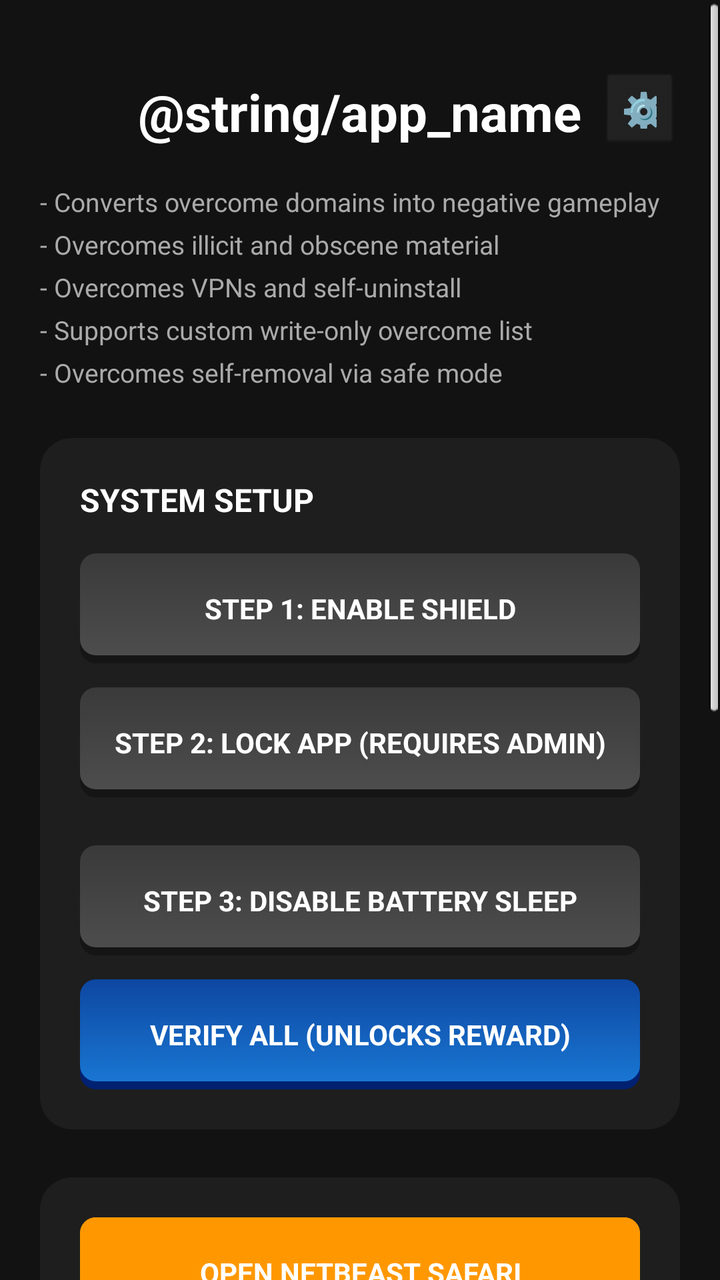
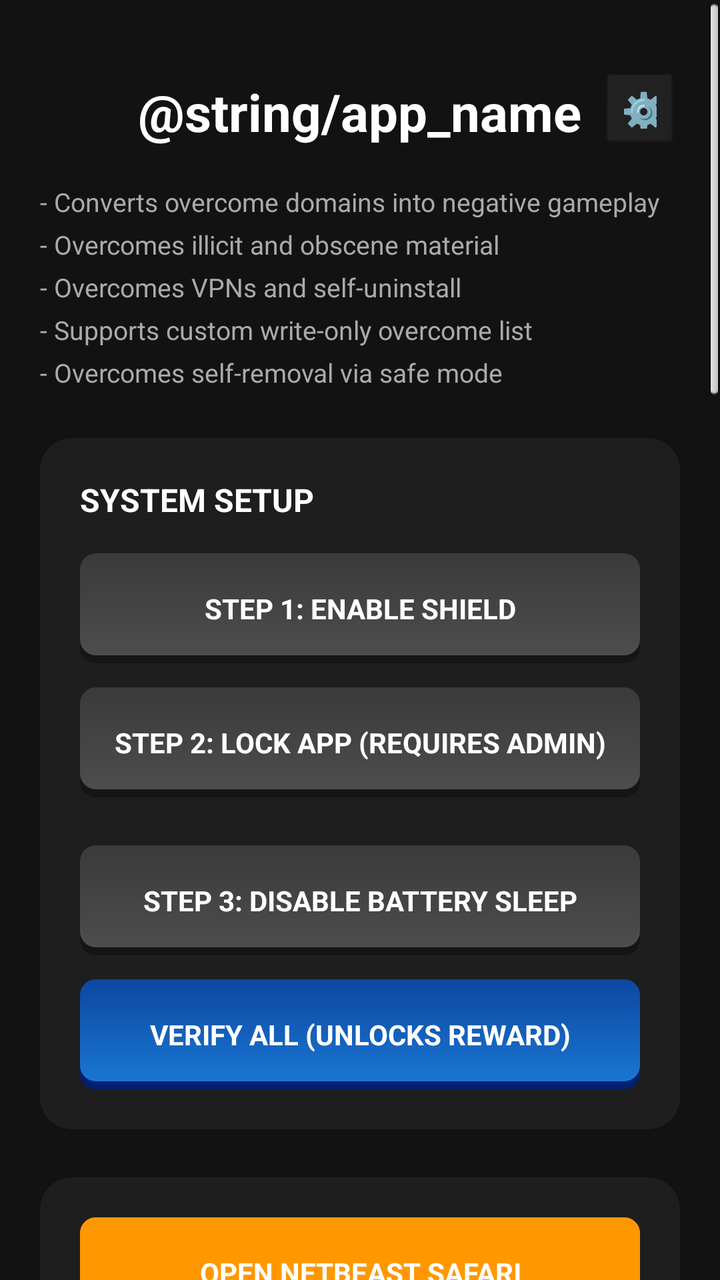

An Android layout rendered at two revisions. The XML below is the earlier revision; the diff shows what the commit changed to produce the second picture.
<!-- AndroidManifest.xml: application theme android:Theme.NoTitleBar -->
<!-- res/layout/activity_main.xml -->
<?xml version="1.0" encoding="utf-8"?>
<ScrollView xmlns:android="http://schemas.android.com/apk/res/android"
    android:layout_width="match_parent" android:layout_height="match_parent"
    android:background="#121212" android:fillViewport="true">
    <LinearLayout android:orientation="vertical" android:padding="20dp" android:gravity="center_horizontal"
        android:layout_width="match_parent" android:layout_height="wrap_content">

        <RelativeLayout android:layout_width="match_parent" android:layout_height="wrap_content" android:layout_marginTop="16dp" android:layout_marginBottom="16dp">
            <TextView android:layout_width="wrap_content" android:layout_height="wrap_content" android:text="@string/app_name" android:textColor="#FFFFFF" android:textSize="26sp" android:textStyle="bold" android:layout_centerInParent="true"/>
            <Button android:id="@+id/btnSettings" android:layout_width="40dp" android:layout_height="40dp" android:text="⚙️" android:textSize="18sp" android:backgroundTint="#222" android:textColor="#FFF" android:layout_alignParentEnd="true" android:layout_centerVertical="true"/>
        </RelativeLayout>

        <TextView android:layout_width="match_parent" android:layout_height="wrap_content"
            android:text="- Converts overcome domains into negative gameplay\n- Overcomes illicit and obscene material\n- Overcomes VPNs and self-uninstall\n- Supports custom write-only overcome list\n- Overcomes self-removal via safe mode"
            android:textColor="#AAAAAA" android:textSize="13sp" android:layout_marginBottom="24dp" android:lineSpacingExtra="6dp"/>

        <LinearLayout android:id="@+id/llMomentumContainer" android:layout_width="match_parent" android:layout_height="wrap_content" android:orientation="vertical" android:visibility="gone" android:background="@drawable/bg_card" android:padding="16dp" android:layout_marginBottom="16dp">
            <TextView android:layout_width="match_parent" android:layout_height="wrap_content" android:text="MOMENTUM CORE" android:textAlignment="center" android:textColor="#FFFFFF" android:textSize="20sp" android:textStyle="bold" />
            <ProgressBar android:id="@+id/barMomentum" style="?android:attr/progressBarStyleHorizontal" android:layout_width="match_parent" android:layout_height="24dp" android:layout_marginTop="12dp" android:max="100" android:progress="0" />
            <TextView android:id="@+id/tvMomentumText" android:layout_width="match_parent" android:layout_height="wrap_content" android:text="0 MINS AVAILABLE" android:textAlignment="center" android:textColor="#4CAF50" android:textSize="18sp" android:textStyle="bold" />
            <TextView android:layout_width="match_parent" android:layout_height="wrap_content" android:text="Use them before they evaporate." android:textAlignment="center" android:textColor="#888888" android:textSize="12sp" android:layout_marginBottom="16dp"/>

            <LinearLayout android:layout_width="match_parent" android:layout_height="wrap_content" android:orientation="horizontal">
                <Button android:id="@+id/btnTabEarned" android:layout_width="0dp" android:layout_height="70dp" android:layout_weight="1" android:background="@drawable/bg_btn_accent" android:text="GAINED" android:textColor="#FFFFFF" />
                <Button android:id="@+id/btnTabSpent" android:layout_width="0dp" android:layout_height="70dp" android:layout_weight="1" android:background="@drawable/bg_btn_standard" android:text="SPEND" android:textColor="#FFFFFF" />
                <Button android:id="@+id/btnTabLeaders" android:layout_width="0dp" android:layout_height="70dp" android:layout_weight="1" android:background="@drawable/bg_btn_standard" android:text="LEADERS" android:textColor="#FFFFFF" />
            </LinearLayout>

            <LinearLayout android:id="@+id/llEarnedList" android:layout_width="match_parent" android:layout_height="wrap_content" android:orientation="vertical" android:layout_marginTop="12dp"/>
            <LinearLayout android:id="@+id/llSpentList" android:layout_width="match_parent" android:layout_height="wrap_content" android:orientation="vertical" android:layout_marginTop="12dp" android:visibility="gone"/>
            <LinearLayout android:id="@+id/llLeaderList" android:layout_width="match_parent" android:layout_height="wrap_content" android:orientation="vertical" android:layout_marginTop="12dp" android:visibility="gone"/>
        </LinearLayout>

        <include layout="@layout/card_onboarding"/>

        <LinearLayout android:id="@+id/llSafariCard" style="@style/AppCard">
            <Button android:id="@+id/btnGame" style="@style/AppButton.Accent" android:backgroundTint="#FF9800" android:text="OPEN NETBEAST SAFARI" android:layout_marginBottom="0dp"/>
        </LinearLayout>

        <include layout="@layout/card_overcome"/>

        
        
        <LinearLayout android:layout_width="match_parent" android:layout_height="wrap_content" android:orientation="vertical" android:background="@drawable/bg_card" android:padding="16dp" android:layout_marginTop="24dp" android:layout_marginBottom="16dp">
            <TextView android:layout_width="match_parent" android:layout_height="wrap_content" android:text="DRASTIC OVERCOMING" android:textAlignment="center" android:textColor="#F44336" android:textSize="18sp" android:textStyle="bold" android:layout_marginBottom="12dp"/>
            <TextView android:layout_width="match_parent" android:layout_height="wrap_content" android:text="These nuclear options can be engaged instantly, but can ONLY be disabled by scheduling a System Override Pause below." android:textAlignment="center" android:textColor="#888888" android:textSize="12sp" android:layout_marginBottom="16dp"/>
            <Button android:id="@+id/btnDrasticDumbPhone" android:layout_width="match_parent" android:layout_height="50dp" android:background="@drawable/bg_btn_warning" android:text="Make My Phone a Dumb Phone" android:textColor="#FFFFFF" android:layout_marginBottom="8dp"/>
            <Button android:id="@+id/btnDrasticNoInternet" android:layout_width="match_parent" android:layout_height="50dp" android:background="@drawable/bg_btn_warning" android:text="Remove Internet From My Phone" android:textColor="#FFFFFF" android:layout_marginBottom="8dp"/>
            <Button android:id="@+id/btnDrasticCallsOnly" android:layout_width="match_parent" android:layout_height="50dp" android:background="@drawable/bg_btn_danger" android:text="Calls and Texts ONLY" android:textColor="#FFFFFF"/>
        </LinearLayout>

        
        <LinearLayout android:id="@+id/llDebugTerminal" android:layout_width="match_parent" android:layout_height="250dp" android:orientation="vertical" android:visibility="gone" android:background="#000000" android:padding="8dp" android:layout_marginTop="24dp" android:layout_marginBottom="16dp">
            <TextView android:layout_width="match_parent" android:layout_height="wrap_content" android:text="LIVE UI DEBUGGER ACTIVE" android:textColor="#00FF00" android:textSize="12sp" android:textStyle="bold" android:layout_marginBottom="4dp"/>
            <ScrollView android:layout_width="match_parent" android:layout_height="match_parent">
                <TextView android:id="@+id/tvTerminalOutput" android:layout_width="match_parent" android:layout_height="wrap_content" android:textColor="#00FF00" android:textSize="10sp" android:fontFamily="monospace"/>
            </ScrollView>
        </LinearLayout>
        <Button android:id="@+id/btnToggleOverride" android:layout_width="match_parent" android:layout_height="60dp" android:layout_marginTop="24dp" android:background="@drawable/bg_btn_standard" android:text="SYSTEM OVERRIDE (UNINSTALL/PAUSE)" android:textColor="#FFFFFF" />
        
        <LinearLayout android:id="@+id/llOverrideDetails" android:layout_width="match_parent" android:layout_height="wrap_content" android:orientation="vertical" android:visibility="gone" android:background="@drawable/bg_card" android:padding="16dp" android:layout_marginTop="8dp" android:layout_marginBottom="40dp">
            <TextView android:id="@+id/tvOverrideStatus" android:layout_width="match_parent" android:layout_height="wrap_content" android:text="Select delay before unlock:" android:textColor="#FFFFFF" android:textSize="14sp" android:layout_marginBottom="12dp"/>
            
            <SeekBar android:id="@+id/seekOverride" android:layout_width="match_parent" android:layout_height="wrap_content" android:max="3" android:progress="0" />
            
            <LinearLayout android:layout_width="match_parent" android:layout_height="wrap_content" android:orientation="horizontal" android:layout_marginTop="4dp">
                <TextView android:layout_width="0dp" android:layout_height="wrap_content" android:layout_weight="1" android:text="3 Days" android:textColor="#888" android:textSize="12sp" android:gravity="start"/>
                <TextView android:layout_width="0dp" android:layout_height="wrap_content" android:layout_weight="1" android:text="5 Days" android:textColor="#888" android:textSize="12sp" android:gravity="center"/>
                <TextView android:layout_width="0dp" android:layout_height="wrap_content" android:layout_weight="1" android:text="1 Week" android:textColor="#888" android:textSize="12sp" android:gravity="center"/>
                <TextView android:layout_width="0dp" android:layout_height="wrap_content" android:layout_weight="1" android:text="2 Weeks" android:textColor="#888" android:textSize="12sp" android:gravity="end"/>
            </LinearLayout>
            
            <TextView android:layout_width="match_parent" android:layout_height="wrap_content" android:text="Note: You can only increase this delay, never decrease it." android:textColor="#F44336" android:textSize="12sp" android:layout_marginTop="8dp" android:layout_marginBottom="16dp" android:textStyle="italic"/>
            
            <LinearLayout android:layout_width="match_parent" android:layout_height="wrap_content" android:orientation="horizontal">
                <Button android:id="@+id/btnSchedPause" android:layout_width="0dp" android:layout_height="50dp" android:layout_weight="1" android:background="@drawable/bg_btn_warning" android:text="SCHED PAUSE" android:textColor="#FFFFFF" android:layout_marginEnd="4dp"/>
                <Button android:id="@+id/btnSchedUninstall" android:layout_width="0dp" android:layout_height="50dp" android:layout_weight="1" android:background="@drawable/bg_btn_danger" android:text="SCHED UNINSTALL" android:textColor="#FFFFFF" android:layout_marginStart="4dp"/>
            </LinearLayout>
        </LinearLayout>

    </LinearLayout>
</ScrollView>
<!-- res/layout/card_onboarding.xml (included above) -->
<?xml version="1.0" encoding="utf-8"?>
<LinearLayout xmlns:android="http://schemas.android.com/apk/res/android"
    android:id="@+id/llOnboarding" style="@style/AppCard">
    <TextView android:layout_width="wrap_content" android:layout_height="wrap_content" style="@style/TextHeader" android:text="SYSTEM SETUP"/>
    
    <Button android:id="@+id/btnStep1" style="@style/AppButton.Standard" android:text="STEP 1: ENABLE SHIELD"/>
    <Button android:id="@+id/btnStep2" style="@style/AppButton.Standard" android:text="STEP 2: LOCK APP (REQUIRES ADMIN)"/>
    <Button android:id="@+id/btnStepBatteryOpt" style="@style/AppButton.Standard" android:text="STEP 3: DISABLE BATTERY SLEEP" android:layout_marginTop="12dp"/>
    
    
    <Button android:id="@+id/btnStep4" style="@style/AppButton.Standard" android:text="STEP 4: FIX OEM AUTOSTART" android:layout_marginTop="12dp" android:visibility="gone"/>
    <Button android:id="@+id/btnStep5" style="@style/AppButton.Standard" android:text="STEP 5: FIX OEM BATTERY SAVER" android:layout_marginTop="12dp" android:visibility="gone"/>
    
    <Button android:id="@+id/btnTestFilter" style="@style/AppButton.Accent" android:text="VERIFY ALL (UNLOCKS REWARD)" android:layout_marginBottom="0dp"/>
</LinearLayout>
<!-- res/layout/card_overcome.xml (included above) -->
<?xml version="1.0" encoding="utf-8"?>
<LinearLayout xmlns:android="http://schemas.android.com/apk/res/android"
    android:layout_width="match_parent" android:layout_height="wrap_content" android:orientation="vertical">

    
    <LinearLayout android:id="@+id/cardOvercomeApp" style="@style/AppCard" android:visibility="gone">
        <TextView android:layout_width="wrap_content" android:layout_height="wrap_content" android:textColor="#FFFFFF" android:textSize="18sp" android:textStyle="bold" android:layout_marginBottom="8dp" android:text="OVERCOME APPS" />
        <Spinner android:id="@+id/spinApps" android:layout_width="match_parent" android:layout_height="50dp" android:backgroundTint="#FFFFFF" />
        <Button android:id="@+id/btnAddApp" android:layout_width="match_parent" android:layout_height="wrap_content" android:background="@drawable/bg_btn_danger" android:textColor="#FFFFFF" android:text="OVERCOME SELECTED APP" android:layout_marginTop="8dp"/>
        <LinearLayout android:id="@+id/llBannedApps" android:layout_width="match_parent" android:layout_height="wrap_content" android:orientation="vertical" android:layout_marginTop="12dp"/>
    </LinearLayout>

    
    <LinearLayout android:id="@+id/cardOvercomeWeb" style="@style/AppCard" android:visibility="gone" android:layout_marginTop="16dp">
        <TextView android:layout_width="wrap_content" android:layout_height="wrap_content" android:textColor="#FFFFFF" android:textSize="18sp" android:textStyle="bold" android:layout_marginBottom="8dp" android:text="OVERCOME WEBSITES" />
        <EditText android:id="@+id/etCustomWeb" android:layout_width="match_parent" android:layout_height="wrap_content" android:hint="e.g. reddit.com" android:textColor="#FFFFFF" android:textColorHint="#888" android:inputType="textUri"/>
        <Button android:id="@+id/btnAddWeb" android:layout_width="match_parent" android:layout_height="wrap_content" android:background="@drawable/bg_btn_danger" android:textColor="#FFFFFF" android:text="OVERCOME WEBSITE" android:layout_marginTop="8dp"/>
        <LinearLayout android:id="@+id/llBannedWebs" android:layout_width="match_parent" android:layout_height="wrap_content" android:orientation="vertical" android:layout_marginTop="12dp"/>
    </LinearLayout>

</LinearLayout>
<!-- resources referenced by this layout -->
<resources>
  <!-- drawable bg_btn_danger (drawable) -->
  <?xml version="1.0" encoding="utf-8"?>
  <selector xmlns:android="http://schemas.android.com/apk/res/android">
      <item android:state_pressed="true">
          <layer-list>
              <item><shape><corners android:radius="8dp"/><solid android:color="#7F0000"/></shape></item>
              <item android:top="4dp" android:bottom="0dp"><shape><corners android:radius="8dp"/><gradient android:angle="270" android:startColor="#8a1111" android:endColor="#b32623"/></shape></item>
          </layer-list>
      </item>
      <item>
          <layer-list>
              <item><shape><corners android:radius="8dp"/><solid android:color="#7F0000"/></shape></item>
              <item android:top="0dp" android:bottom="4dp"><shape><corners android:radius="8dp"/><gradient android:angle="270" android:startColor="#B71C1C" android:endColor="#E53935"/></shape></item>
          </layer-list>
      </item>
  </selector>
  <!-- drawable bg_btn_warning (drawable) -->
  <?xml version="1.0" encoding="utf-8"?>
  <shape xmlns:android="http://schemas.android.com/apk/res/android">
      <solid android:color="#D32F2F" />
      <corners android:radius="12dp" />
  </shape>
  <!-- drawable bg_card (drawable) -->
  <?xml version="1.0" encoding="utf-8"?>
  <shape xmlns:android="http://schemas.android.com/apk/res/android">
      <solid android:color="#1E1E1E" />
      <corners android:radius="16dp" />
  </shape>
  <style name="AppButton.Accent">
          <item name="android:background">@drawable/bg_btn_accent</item>
      </style>
  <style name="AppButton.Standard">
          <item name="android:background">@drawable/bg_btn_standard</item>
      </style>
  <style name="AppCard">
          <item name="android:layout_width">match_parent</item>
          <item name="android:layout_height">wrap_content</item>
          <item name="android:orientation">vertical</item>
          <item name="android:background">@drawable/bg_card</item>
          <item name="android:padding">20dp</item>
          <item name="android:layout_marginBottom">24dp</item>
      </style>
  <style name="TextHeader">
          <item name="android:textColor">#FFFFFF</item>
          <item name="android:textSize">16sp</item>
          <item name="android:textStyle">bold</item>
          <item name="android:layout_marginBottom">16dp</item>
      </style>
  <!-- unchanged entries left out for length: 2 -->
</resources>

<!-- the commit's change to res/layout/activity_main.xml (unified diff, before → after) -->
@@ -40,12 +40,34 @@
         <include layout="@layout/card_overcome"/>
 
         
+        <LinearLayout android:layout_width="match_parent" android:layout_height="wrap_content" android:orientation="vertical" android:background="@drawable/bg_card" android:padding="16dp" android:layout_marginTop="16dp" android:layout_marginBottom="16dp">
+            <TextView android:layout_width="match_parent" android:layout_height="wrap_content" android:text="HABIT SUBSTITUTION" android:textAlignment="center" android:textColor="#4CAF50" android:textSize="18sp" android:textStyle="bold" android:layout_marginBottom="8dp"/>
+            <TextView android:layout_width="match_parent" android:layout_height="wrap_content" android:text="Redirect bad habits instantly into productive ones." android:textAlignment="center" android:textColor="#888" android:textSize="12sp" android:layout_marginBottom="16dp"/>
+            
+            <TextView android:layout_width="match_parent" android:layout_height="wrap_content" android:text="When I try to access:" android:textColor="#FFF" android:textSize="14sp" />
+            <Spinner android:id="@+id/spinRedirectTrigger" android:layout_width="match_parent" android:layout_height="48dp" android:backgroundTint="#4CAF50" android:layout_marginBottom="12dp"/>
+            
+            <TextView android:layout_width="match_parent" android:layout_height="wrap_content" android:text="Channel energy to:" android:textColor="#FFF" android:textSize="14sp" />
+            <Spinner android:id="@+id/spinRedirectTarget" android:layout_width="match_parent" android:layout_height="48dp" android:backgroundTint="#4CAF50" android:layout_marginBottom="8dp"/>
+            
+            <EditText android:id="@+id/etCustomRedirect" android:layout_width="match_parent" android:layout_height="48dp" android:hint="Enter custom URL (e.g. en.wikipedia.org)" android:textColorHint="#666" android:textColor="#FFF" android:backgroundTint="#FFF" android:singleLine="true" android:visibility="gone" android:layout_marginBottom="8dp"/>
+            <Spinner android:id="@+id/spinCustomApp" android:layout_width="match_parent" android:layout_height="48dp" android:backgroundTint="#4CAF50" android:visibility="gone" android:layout_marginBottom="8dp"/>
+            
+            <Button android:id="@+id/btnAddRedirect" android:layout_width="match_parent" android:layout_height="50dp" android:background="@drawable/bg_btn_success" android:text="ADD REDIRECT" android:textColor="#FFFFFF" />
+            
+            <LinearLayout android:id="@+id/llRedirects" android:layout_width="match_parent" android:layout_height="wrap_content" android:orientation="vertical" android:layout_marginTop="16dp"/>
+        </LinearLayout>
+
         
         <LinearLayout android:layout_width="match_parent" android:layout_height="wrap_content" android:orientation="vertical" android:background="@drawable/bg_card" android:padding="16dp" android:layout_marginTop="24dp" android:layout_marginBottom="16dp">
             <TextView android:layout_width="match_parent" android:layout_height="wrap_content" android:text="DRASTIC OVERCOMING" android:textAlignment="center" android:textColor="#F44336" android:textSize="18sp" android:textStyle="bold" android:layout_marginBottom="12dp"/>
             <TextView android:layout_width="match_parent" android:layout_height="wrap_content" android:text="These nuclear options can be engaged instantly, but can ONLY be disabled by scheduling a System Override Pause below." android:textAlignment="center" android:textColor="#888888" android:textSize="12sp" android:layout_marginBottom="16dp"/>
-            <Button android:id="@+id/btnDrasticDumbPhone" android:layout_width="match_parent" android:layout_height="50dp" android:background="@drawable/bg_btn_warning" android:text="Make My Phone a Dumb Phone" android:textColor="#FFFFFF" android:layout_marginBottom="8dp"/>
+            
+            <Button android:id="@+id/btnDrasticDumbPhoneCamera" android:layout_width="match_parent" android:layout_height="50dp" android:background="@drawable/bg_btn_warning" android:text="Dumb Phone (WITH Camera)" android:textColor="#FFFFFF" android:layout_marginBottom="8dp"/>
+            <Button android:id="@+id/btnDrasticDumbPhoneNoCamera" android:layout_width="match_parent" android:layout_height="50dp" android:background="@drawable/bg_btn_warning" android:text="Dumb Phone (NO Camera)" android:textColor="#FFFFFF" android:layout_marginBottom="8dp"/>
+            
             <Button android:id="@+id/btnDrasticNoInternet" android:layout_width="match_parent" android:layout_height="50dp" android:background="@drawable/bg_btn_warning" android:text="Remove Internet From My Phone" android:textColor="#FFFFFF" android:layout_marginBottom="8dp"/>
+            <Button android:id="@+id/btnDrasticNoVideos" android:layout_width="match_parent" android:layout_height="50dp" android:background="@drawable/bg_btn_warning" android:text="Block All Videos System-Wide" android:textColor="#FFFFFF" android:layout_marginBottom="8dp"/>
             <Button android:id="@+id/btnDrasticCallsOnly" android:layout_width="match_parent" android:layout_height="50dp" android:background="@drawable/bg_btn_danger" android:text="Calls and Texts ONLY" android:textColor="#FFFFFF"/>
         </LinearLayout>
 
@@ -56,22 +78,20 @@
                 <TextView android:id="@+id/tvTerminalOutput" android:layout_width="match_parent" android:layout_height="wrap_content" android:textColor="#00FF00" android:textSize="10sp" android:fontFamily="monospace"/>
             </ScrollView>
         </LinearLayout>
+        
+        
         <Button android:id="@+id/btnToggleOverride" android:layout_width="match_parent" android:layout_height="60dp" android:layout_marginTop="24dp" android:background="@drawable/bg_btn_standard" android:text="SYSTEM OVERRIDE (UNINSTALL/PAUSE)" android:textColor="#FFFFFF" />
-        
         <LinearLayout android:id="@+id/llOverrideDetails" android:layout_width="match_parent" android:layout_height="wrap_content" android:orientation="vertical" android:visibility="gone" android:background="@drawable/bg_card" android:padding="16dp" android:layout_marginTop="8dp" android:layout_marginBottom="40dp">
             <TextView android:id="@+id/tvOverrideStatus" android:layout_width="match_parent" android:layout_height="wrap_content" android:text="Select delay before unlock:" android:textColor="#FFFFFF" android:textSize="14sp" android:layout_marginBottom="12dp"/>
-            
-            <SeekBar android:id="@+id/seekOverride" android:layout_width="match_parent" android:layout_height="wrap_content" android:max="3" android:progress="0" />
-            
+            <SeekBar android:id="@+id/seekOverride" android:layout_width="match_parent" android:layout_height="wrap_content" android:max="4" android:progress="0" />
             <LinearLayout android:layout_width="match_parent" android:layout_height="wrap_content" android:orientation="horizontal" android:layout_marginTop="4dp">
-                <TextView android:layout_width="0dp" android:layout_height="wrap_content" android:layout_weight="1" android:text="3 Days" android:textColor="#888" android:textSize="12sp" android:gravity="start"/>
-                <TextView android:layout_width="0dp" android:layout_height="wrap_content" android:layout_weight="1" android:text="5 Days" android:textColor="#888" android:textSize="12sp" android:gravity="center"/>
-                <TextView android:layout_width="0dp" android:layout_height="wrap_content" android:layout_weight="1" android:text="1 Week" android:textColor="#888" android:textSize="12sp" android:gravity="center"/>
-                <TextView android:layout_width="0dp" android:layout_height="wrap_content" android:layout_weight="1" android:text="2 Weeks" android:textColor="#888" android:textSize="12sp" android:gravity="end"/>
+                <TextView android:layout_width="0dp" android:layout_height="wrap_content" android:layout_weight="1" android:text="1D" android:textColor="#888" android:textSize="11sp" android:gravity="start"/>
+                <TextView android:layout_width="0dp" android:layout_height="wrap_content" android:layout_weight="1" android:text="3D" android:textColor="#888" android:textSize="11sp" android:gravity="center"/>
+                <TextView android:layout_width="0dp" android:layout_height="wrap_content" android:layout_weight="1" android:text="5D" android:textColor="#888" android:textSize="11sp" android:gravity="center"/>
+                <TextView android:layout_width="0dp" android:layout_height="wrap_content" android:layout_weight="1" android:text="1W" android:textColor="#888" android:textSize="11sp" android:gravity="center"/>
+                <TextView android:layout_width="0dp" android:layout_height="wrap_content" android:layout_weight="1" android:text="2W" android:textColor="#888" android:textSize="11sp" android:gravity="end"/>
             </LinearLayout>
-            
             <TextView android:layout_width="match_parent" android:layout_height="wrap_content" android:text="Note: You can only increase this delay, never decrease it." android:textColor="#F44336" android:textSize="12sp" android:layout_marginTop="8dp" android:layout_marginBottom="16dp" android:textStyle="italic"/>
-            
             <LinearLayout android:layout_width="match_parent" android:layout_height="wrap_content" android:orientation="horizontal">
                 <Button android:id="@+id/btnSchedPause" android:layout_width="0dp" android:layout_height="50dp" android:layout_weight="1" android:background="@drawable/bg_btn_warning" android:text="SCHED PAUSE" android:textColor="#FFFFFF" android:layout_marginEnd="4dp"/>
                 <Button android:id="@+id/btnSchedUninstall" android:layout_width="0dp" android:layout_height="50dp" android:layout_weight="1" android:background="@drawable/bg_btn_danger" android:text="SCHED UNINSTALL" android:textColor="#FFFFFF" android:layout_marginStart="4dp"/>
@@ -99,22 +119,42 @@
 <!-- res/layout/card_overcome.xml (included above) -->
 <?xml version="1.0" encoding="utf-8"?>
 <LinearLayout xmlns:android="http://schemas.android.com/apk/res/android"
-    android:layout_width="match_parent" android:layout_height="wrap_content" android:orientation="vertical">
+    android:layout_width="match_parent" android:layout_height="wrap_content"
+    android:orientation="vertical" android:background="@drawable/bg_card"
+    android:padding="16dp" android:layout_marginTop="16dp" android:layout_marginBottom="16dp"
+    android:id="@+id/cardOvercomeApp">
 
-    
-    <LinearLayout android:id="@+id/cardOvercomeApp" style="@style/AppCard" android:visibility="gone">
-        <TextView android:layout_width="wrap_content" android:layout_height="wrap_content" android:textColor="#FFFFFF" android:textSize="18sp" android:textStyle="bold" android:layout_marginBottom="8dp" android:text="OVERCOME APPS" />
-        <Spinner android:id="@+id/spinApps" android:layout_width="match_parent" android:layout_height="50dp" android:backgroundTint="#FFFFFF" />
-        <Button android:id="@+id/btnAddApp" android:layout_width="match_parent" android:layout_height="wrap_content" android:background="@drawable/bg_btn_danger" android:textColor="#FFFFFF" android:text="OVERCOME SELECTED APP" android:layout_marginTop="8dp"/>
-        <LinearLayout android:id="@+id/llBannedApps" android:layout_width="match_parent" android:layout_height="wrap_content" android:orientation="vertical" android:layout_marginTop="12dp"/>
+    <TextView android:layout_width="match_parent" android:layout_height="wrap_content"
+        android:text="OVERCOME APPS" android:textAlignment="center" android:textColor="#FFFFFF" android:textSize="18sp" android:textStyle="bold" />
+
+    <GridLayout android:layout_width="match_parent" android:layout_height="wrap_content"
+        android:columnCount="2" android:layout_marginTop="8dp">
+
+        <Spinner android:id="@+id/spinSocialApps" android:layout_width="0dp" android:layout_height="48dp" android:layout_columnWeight="1" android:layout_margin="4dp" android:backgroundTint="#4CAF50" />
+        <Spinner android:id="@+id/spinVideoApps" android:layout_width="0dp" android:layout_height="48dp" android:layout_columnWeight="1" android:layout_margin="4dp" android:backgroundTint="#4CAF50" />
+        <Spinner android:id="@+id/spinNewsApps" android:layout_width="0dp" android:layout_height="48dp" android:layout_columnWeight="1" android:layout_margin="4dp" android:backgroundTint="#4CAF50" />
+        <Spinner android:id="@+id/spinAllApps" android:layout_width="0dp" android:layout_height="48dp" android:layout_columnWeight="1" android:layout_margin="4dp" android:backgroundTint="#4CAF50" />
+    </GridLayout>
+
+    <LinearLayout android:id="@+id/llBannedApps" android:layout_width="match_parent" android:layout_height="wrap_content" android:orientation="vertical" android:layout_marginTop="8dp"/>
+
+    <TextView android:layout_width="match_parent" android:layout_height="wrap_content"
+        android:text="OVERCOME WEBSITES" android:textAlignment="center" android:textColor="#FFFFFF" android:textSize="18sp" android:textStyle="bold" android:layout_marginTop="24dp"
+        android:id="@+id/cardOvercomeWeb"/>
+
+    <GridLayout android:layout_width="match_parent" android:layout_height="wrap_content"
+        android:columnCount="2" android:layout_marginTop="8dp">
+
+        <Spinner android:id="@+id/spinSocialWeb" android:layout_width="0dp" android:layout_height="48dp" android:layout_columnWeight="1" android:layout_margin="4dp" android:backgroundTint="#2196F3" />
+        <Spinner android:id="@+id/spinVideoWeb" android:layout_width="0dp" android:layout_height="48dp" android:layout_columnWeight="1" android:layout_margin="4dp" android:backgroundTint="#2196F3" />
+        <Spinner android:id="@+id/spinNewsWeb" android:layout_width="0dp" android:layout_height="48dp" android:layout_columnWeight="1" android:layout_margin="4dp" android:backgroundTint="#2196F3" />
+        <Spinner android:id="@+id/spinSearchWeb" android:layout_width="0dp" android:layout_height="48dp" android:layout_columnWeight="1" android:layout_margin="4dp" android:backgroundTint="#2196F3" />
+    </GridLayout>
+
+    <LinearLayout android:layout_width="match_parent" android:layout_height="wrap_content" android:orientation="horizontal" android:layout_marginTop="8dp">
+        <EditText android:id="@+id/etCustomWeb" android:layout_width="0dp" android:layout_height="48dp" android:layout_weight="1" android:hint="Or enter custom URL..." android:textColorHint="#666" android:textColor="#FFF" android:backgroundTint="#FFF" android:singleLine="true"/>
+        <Button android:id="@+id/btnAddWeb" android:layout_width="wrap_content" android:layout_height="48dp" android:text="OVERCOME" android:backgroundTint="#2196F3" android:textColor="#FFF" android:layout_marginStart="8dp"/>
     </LinearLayout>
 
-    
-    <LinearLayout android:id="@+id/cardOvercomeWeb" style="@style/AppCard" android:visibility="gone" android:layout_marginTop="16dp">
-        <TextView android:layout_width="wrap_content" android:layout_height="wrap_content" android:textColor="#FFFFFF" android:textSize="18sp" android:textStyle="bold" android:layout_marginBottom="8dp" android:text="OVERCOME WEBSITES" />
-        <EditText android:id="@+id/etCustomWeb" android:layout_width="match_parent" android:layout_height="wrap_content" android:hint="e.g. reddit.com" android:textColor="#FFFFFF" android:textColorHint="#888" android:inputType="textUri"/>
-        <Button android:id="@+id/btnAddWeb" android:layout_width="match_parent" android:layout_height="wrap_content" android:background="@drawable/bg_btn_danger" android:textColor="#FFFFFF" android:text="OVERCOME WEBSITE" android:layout_marginTop="8dp"/>
-        <LinearLayout android:id="@+id/llBannedWebs" android:layout_width="match_parent" android:layout_height="wrap_content" android:orientation="vertical" android:layout_marginTop="12dp"/>
-    </LinearLayout>
-
+    <LinearLayout android:id="@+id/llBannedWebs" android:layout_width="match_parent" android:layout_height="wrap_content" android:orientation="vertical" android:layout_marginTop="8dp"/>
 </LinearLayout>
<!-- resource entries referenced after the edit -->
@@ -13,6 +13,22 @@
           <layer-list>
               <item><shape><corners android:radius="8dp"/><solid android:color="#7F0000"/></shape></item>
               <item android:top="0dp" android:bottom="4dp"><shape><corners android:radius="8dp"/><gradient android:angle="270" android:startColor="#B71C1C" android:endColor="#E53935"/></shape></item>
+          </layer-list>
+      </item>
+  </selector>
+  <!-- drawable bg_btn_success (drawable) -->
+  <?xml version="1.0" encoding="utf-8"?>
+  <selector xmlns:android="http://schemas.android.com/apk/res/android">
+      <item android:state_pressed="true">
+          <layer-list>
+              <item><shape><corners android:radius="8dp"/><solid android:color="#003300"/></shape></item>
+              <item android:top="4dp" android:bottom="0dp"><shape><corners android:radius="8dp"/><gradient android:angle="270" android:startColor="#124016" android:endColor="#1e5c22"/></shape></item>
+          </layer-list>
+      </item>
+      <item>
+          <layer-list>
+              <item><shape><corners android:radius="8dp"/><solid android:color="#003300"/></shape></item>
+              <item android:top="0dp" android:bottom="4dp"><shape><corners android:radius="8dp"/><gradient android:angle="270" android:startColor="#1B5E20" android:endColor="#2E7D32"/></shape></item>
           </layer-list>
       </item>
   </selector>
